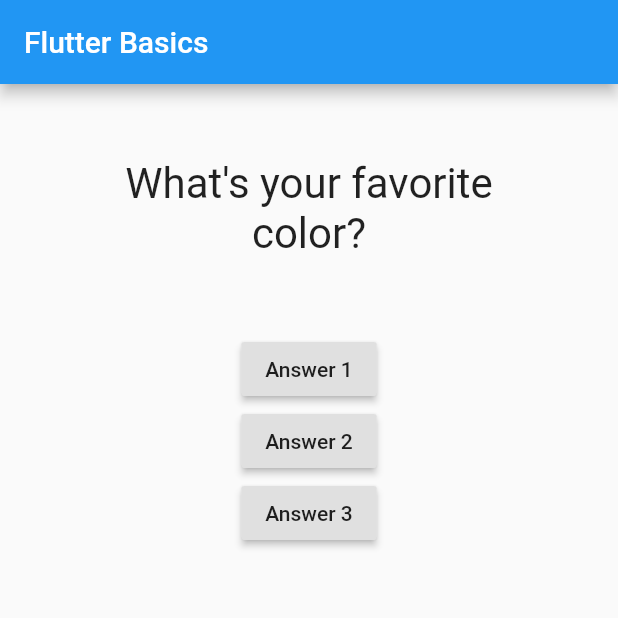
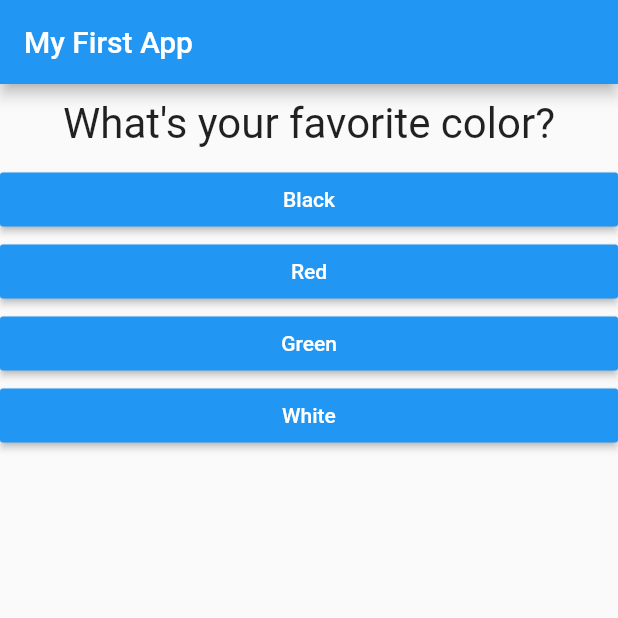
Before and after one commit to Fatimamostafa/Flutter, a Flutter app: the screen it shows after launch, on a phone screen of 412 x 824 dp, the top half of it. Run offline on Flutter 3.47's test engine with Material 2 defaults, Android fonts, the phone set to English and light mode, and no system bars.

```diff
--- /dev/null
+++ b/lib/answer.dart
@@ -0,0 +1,21 @@
+import 'package:flutter/material.dart';
+
+class Answer extends StatelessWidget {
+  final Function selectHandler;
+  final String answerText;
+
+  Answer(this.selectHandler, this.answerText);
+
+  @override
+  Widget build(BuildContext context) {
+    return Container(
+      width: double.infinity,
+      child: RaisedButton(
+        color: Colors.blue,
+        textColor: Colors.white,
+        child: Text(answerText),
+        onPressed: selectHandler,
+      ),
+    );
+  }
+}
--- a/lib/main.dart
+++ b/lib/main.dart
@@ -1,58 +1,81 @@
 import 'package:flutter/material.dart';
-import 'package:flutter_basics/question.dart';
 
-void main() => runApp(MyApp()); //For only one expression method can be right be like this
+import './question.dart';
+import './answer.dart';
+
+// void main() {
+//   runApp(MyApp());
+// }
+
+void main() => runApp(MyApp());
 
 class MyApp extends StatefulWidget {
   @override
   State<StatefulWidget> createState() {
+    return _MyAppState();
+  }
+}
 
-    return MyAppState();
+class _MyAppState extends State<MyApp> {
+  final questions = const [
+    {
+      'questionText': 'What\'s your favorite color?',
+      'answers': ['Black', 'Red', 'Green', 'White'],
+    },
+    {
+      'questionText': 'What\'s your favorite animal?',
+      'answers': ['Rabbit', 'Snake', 'Elephant', 'Lion'],
+    },
+    {
+      'questionText': 'Who\'s your favorite instructor?',
+      'answers': ['Max', 'Max', 'Max', 'Max'],
+    },
+  ];
+  var _questionIndex = 0;
+
+  void _answerQuestion() {
+    // var aBool = true;
+    // aBool = false;
+
+    setState(() {
+      _questionIndex = _questionIndex + 1;
+    });
+    print(_questionIndex);
+    if (_questionIndex < questions.length) {
+      print('We have more questions!');
+    } else {
+      print('No more questions!');
+    }
   }
 
-}
-
-class MyAppState extends State<MyApp> {
-  var _index = 0;
-
-  void _answerQuestion() {
-    setState(() {
-      _index += 1;
-    });
-
-    print('Answer chosen!');
-  }
   @override
   Widget build(BuildContext context) {
-    var questions = [
-      'What\'s your favorite color?',
-      'What\'s your favorite animal?',
-    ];
+    // var dummy = const ['Hello'];
+    // dummy.add('Max');
+    // print(dummy);
+    // dummy = [];
+    // questions = []; // does not work if questions is a const
+
     return MaterialApp(
       home: Scaffold(
         appBar: AppBar(
-          title: Text('Flutter Basics'),
+          title: Text('My First App'),
         ),
-        body: Column(
-          children: [
-            Question(questions [_index]),
-            RaisedButton(
-              child: Text('Answer 1'),
-              onPressed: _answerQuestion,
-            ),
-            RaisedButton(
-              child: Text('Answer 2'),
-              onPressed: () => print('Answer Chosen!'),
-            ),
-            RaisedButton(
-              child: Text('Answer 3'),
-              onPressed: ()  {
-                //..
-                print('Answer Chosen!');
-              }
-            ),
-          ],
-        ),
+        body: _questionIndex < questions.length
+            ? Column(
+                children: [
+                  Question(
+                    questions[_questionIndex]['questionText'],
+                  ),
+                  ...(questions[_questionIndex]['answers'] as List<String>)
+                      .map((answer) {
+                    return Answer(_answerQuestion, answer);
+                  }).toList()
+                ],
+              )
+            : Center(
+                child: Text('You did it!'),
+              ),
       ),
     );
   }
--- a/lib/question.dart
+++ b/lib/question.dart
@@ -9,7 +9,7 @@ class Question extends StatelessWidget {
   Widget build(BuildContext context) {
     return Container(
       width: double.infinity,
-      margin: EdgeInsets.all(50),
+      margin: EdgeInsets.all(10),
       child: Text(
         questionText,
         style: TextStyle(fontSize: 28),
```
